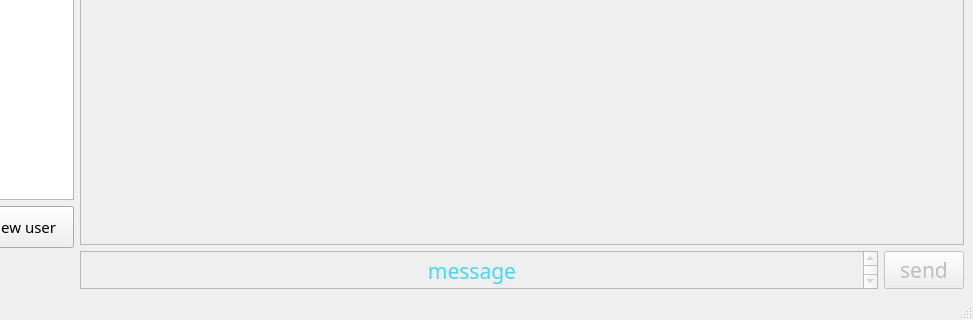
Above: messenger/main_page.ui from SeyedAliamiri/Messenger_cpp-31-_9 before the change; both pictures show x 255 to 1228 and y 433 to 753 of the 1228 by 753 pixel window. Below: the same form after it.
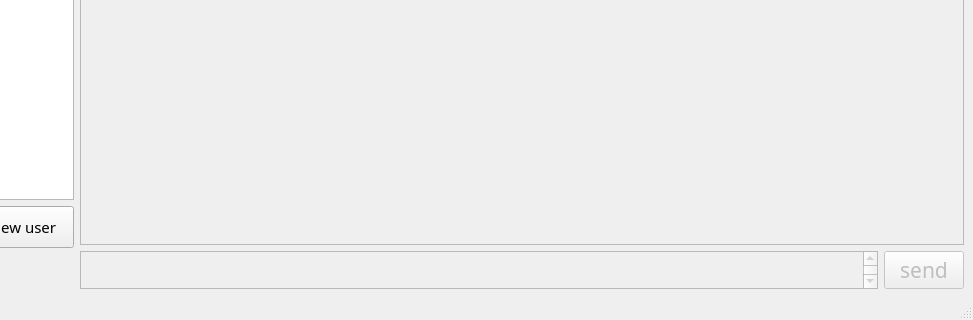
That is the form after the change.

Diff of the .ui file:
```diff
--- a/messenger/main_page.ui
+++ b/messenger/main_page.ui
@@ -261,7 +261,7 @@
 &lt;html&gt;&lt;head&gt;&lt;meta name=&quot;qrichtext&quot; content=&quot;1&quot; /&gt;&lt;meta charset=&quot;utf-8&quot; /&gt;&lt;style type=&quot;text/css&quot;&gt;
 p, li { white-space: pre-wrap; }
 &lt;/style&gt;&lt;/head&gt;&lt;body style=&quot; font-family:'Berlin Sans FB Demi'; font-size:16pt; font-weight:400; font-style:normal;&quot;&gt;
-&lt;p align=&quot;center&quot; style=&quot; margin-top:0px; margin-bottom:0px; margin-left:0px; margin-right:0px; -qt-block-indent:0; text-indent:0px;&quot;&gt;&lt;span style=&quot; font-family:'Berlin SansFB Demi'; color:#3ddbff;&quot;&gt;message&lt;/span&gt;&lt;/p&gt;&lt;/body&gt;&lt;/html&gt;</string>
+&lt;p align=&quot;right&quot; style=&quot;-qt-paragraph-type:empty; margin-top:0px; margin-bottom:0px; margin-left:0px; margin-right:0px; -qt-block-indent:0; text-indent:0px;&quot;&gt;&lt;br /&gt;&lt;/p&gt;&lt;/body&gt;&lt;/html&gt;</string>
             </property>
            </widget>
           </item>
```
